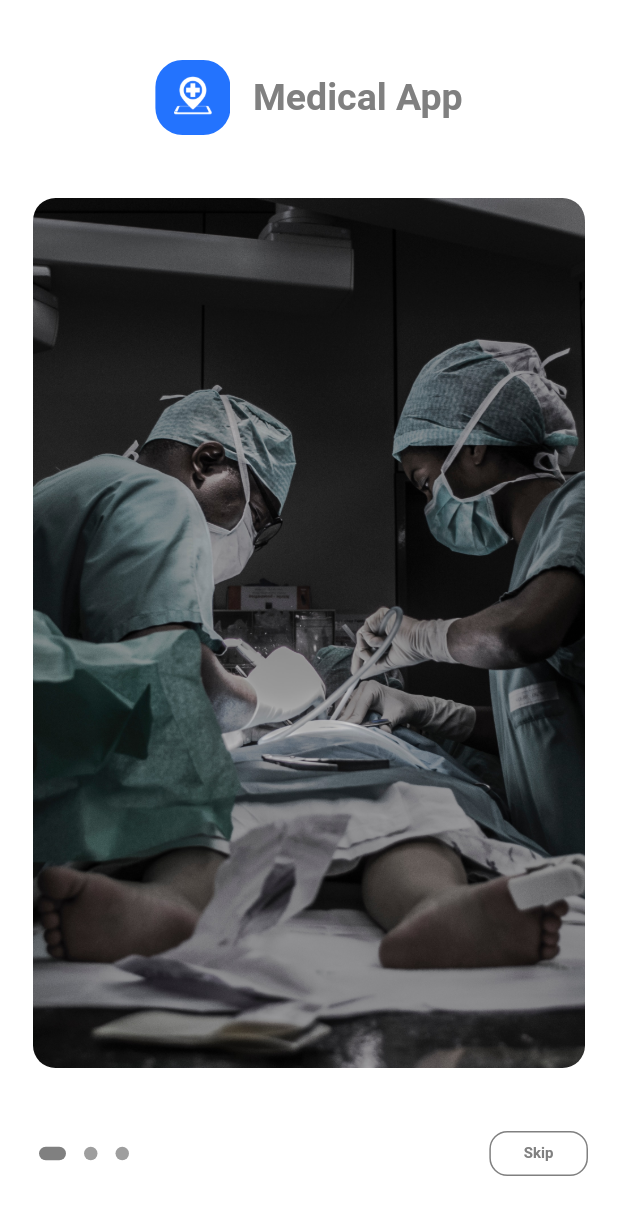
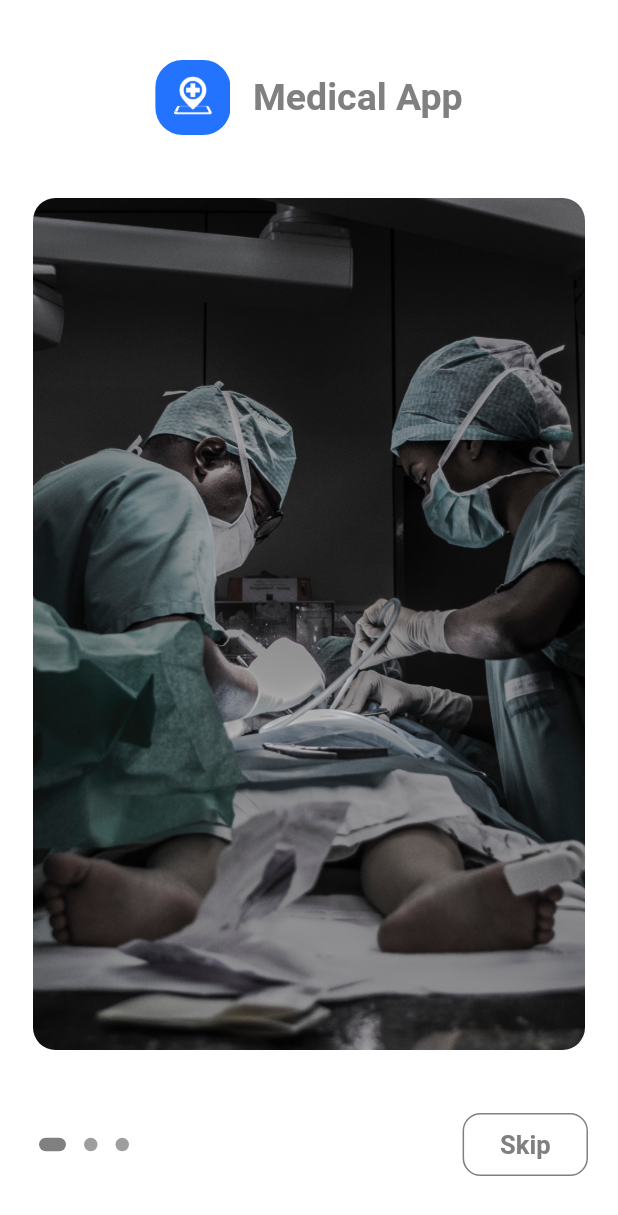
Before and after one commit to HitendraRathod10/Flutter-UI-Kit, a Flutter app: the onBoarding_screen screen opened directly, on a phone screen of 412 x 824 dp. Shown: the top 1215 px of the screen. Run offline on Flutter 3.47's test engine with Material 2 defaults, Android fonts, the phone set to English and light mode, and no system bars; drawn by our look-alikes of dots_indicator; our stand-ins replace awesome_dialog, cached_network_image, carousel_slider, curved_navigation_bar, flutter_expandable_fab, flutter_html and 8 more; missing offline and left inert: flutter_statusbarcolor_ns; accounts and stored records are empty; generated files the repository leaves out were written again; network calls fail.

Commit message:
Module list & Onboarding screen - UI Changes

```diff
--- a/lib/Modules/medical/Onboarding/onBoarding_screen.dart
+++ b/lib/Modules/medical/Onboarding/onBoarding_screen.dart
@@ -118,13 +118,13 @@ Padding(
                       Navigator.push(context, MaterialPageRoute(builder: (context)=>Login_Screen()));
                     },
                     child: Container(
-                      padding: EdgeInsets.symmetric(horizontal: 22,vertical: 8.0),
+                      padding: EdgeInsets.symmetric(horizontal: 24,vertical: 10),
                       decoration: BoxDecoration(
                         color: onBoardinControllar.currentIndex.value == 2 ? AppColor.primary_color : Colors.white,
                         borderRadius: BorderRadius.circular(12),
                         border: Border.all(color:AppColor.primary_color)
                       ),
-                      child: Text(onBoardinControllar.currentIndex.value == 2 ?"Next":"Skip",style: TextStyle(color:onBoardinControllar.currentIndex.value == 2 ? Colors.white : AppColor.primary_color,fontWeight: FontWeight.bold),),
+                      child: Text(onBoardinControllar.currentIndex.value == 2 ?"Next":"Skip",style: TextStyle(color:onBoardinControllar.currentIndex.value == 2 ? Colors.white : AppColor.primary_color,fontWeight: FontWeight.bold,fontSize: 17),),
                     ),
                   )
                 ],
--- a/lib/module_list.dart
+++ b/lib/module_list.dart
@@ -17,7 +17,7 @@ class _Module_listState extends State<Module_list> {
     return Scaffold(
       appBar: AppBar(
         title: const Text(
-          "Modules",
+          "UI Kit",
           style: TextStyle(color: AppColor.white),
         ),
         centerTitle: true,
@@ -78,7 +78,7 @@ class _Module_listState extends State<Module_list> {
         child: Text(
           name,
           textAlign: TextAlign.center,
-          style: const TextStyle(fontSize: 18, color: AppColor.white),
+          style: const TextStyle(fontSize: 30, color: AppColor.white),
         ),
       ),
     );
```
